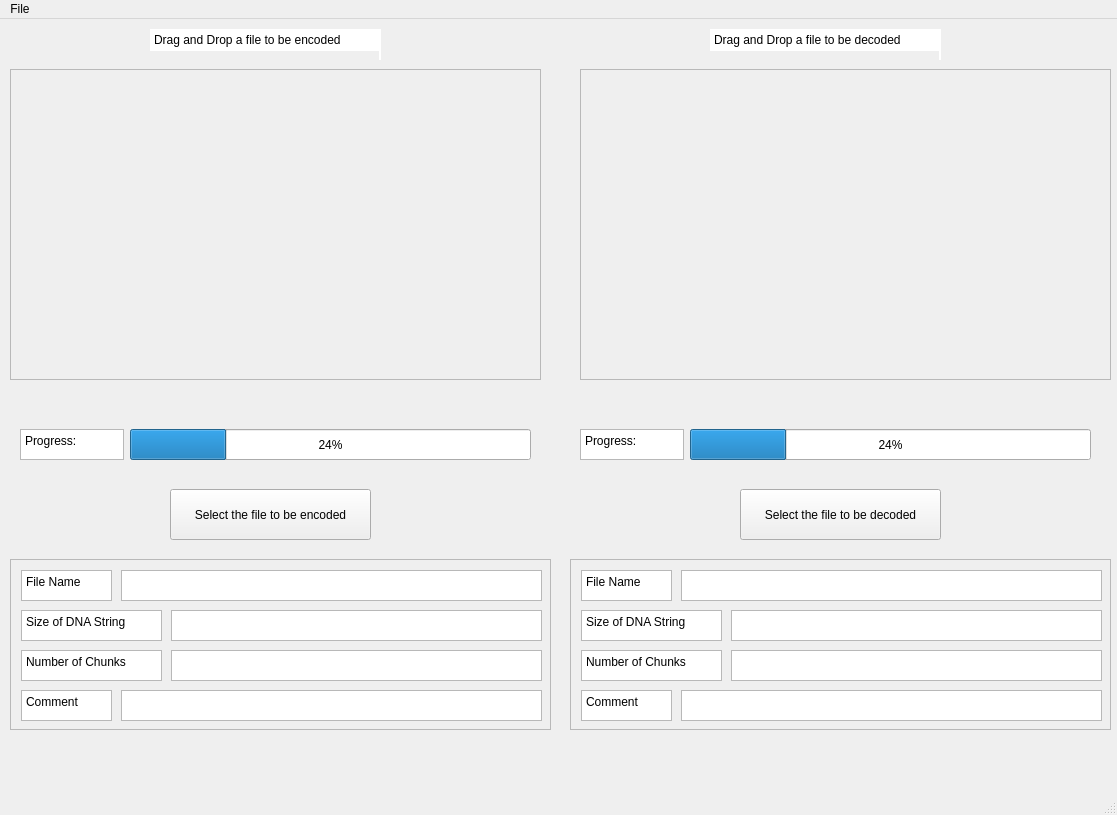
Above: frontend.ui from jatin1510/DNA-Cloud-v3.2 before the change. Below: the same form after it.
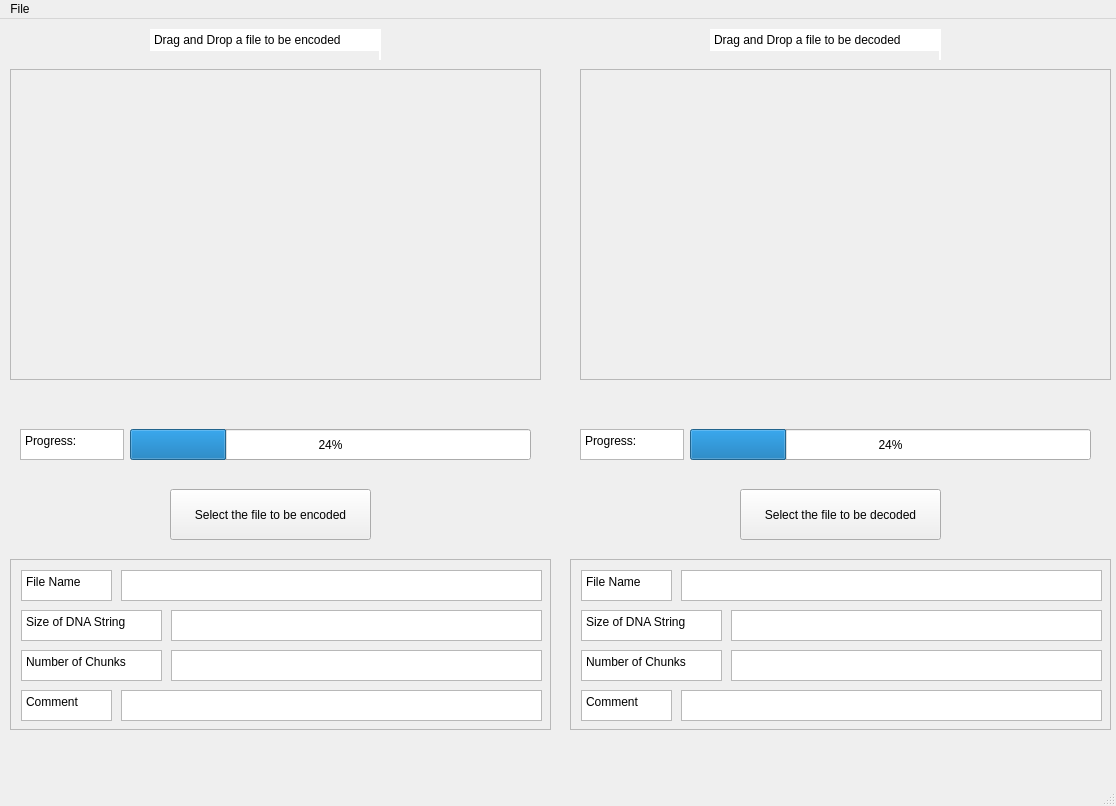
That is the form after the change.

Commit message: Updating the frontend from my end for today's meet

Patch:
```diff
--- a/frontend.ui
+++ b/frontend.ui
@@ -6,8 +6,8 @@
    <rect>
     <x>0</x>
     <y>0</y>
-    <width>1117</width>
-    <height>815</height>
+    <width>1116</width>
+    <height>806</height>
    </rect>
   </property>
   <property name="windowTitle">
@@ -493,7 +493,7 @@
     <rect>
      <x>0</x>
      <y>0</y>
-     <width>1117</width>
+     <width>1116</width>
      <height>26</height>
     </rect>
    </property>
```
Left out of the diff: 28 changed lines with no effect on the pictures.
